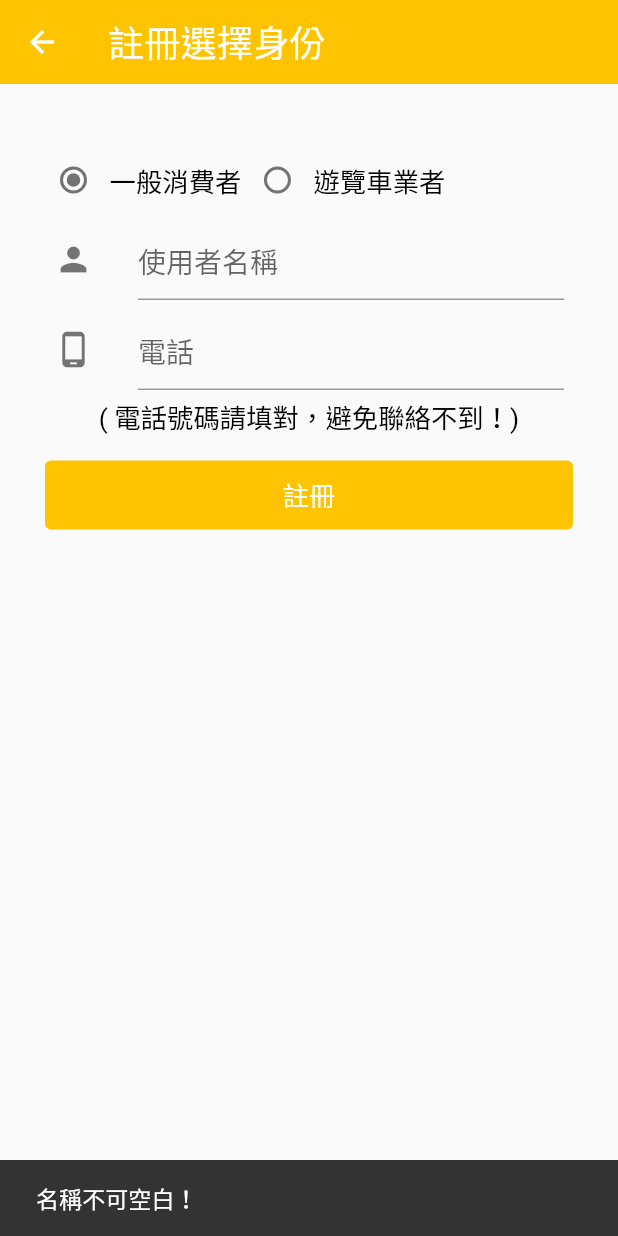
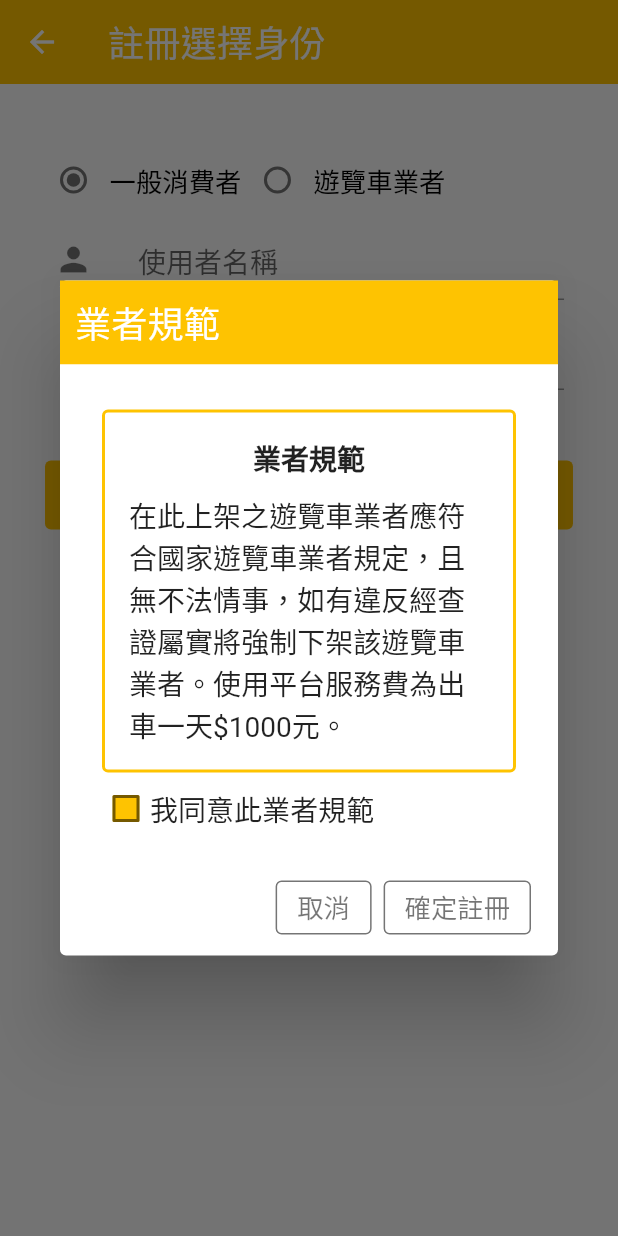
Before and after one commit to KoLichung/flutter_tour_bus_new, a Flutter app: the RegisterIdentitySocial screen opened directly with empty values, after a tap on "註冊", on a phone screen of 412 x 824 dp. Run offline on Flutter 3.47's test engine with Material 2 defaults, Android fonts, the light colour scheme and no system bars; our stand-ins replace carousel_slider, device_info_plus, firebase_core, firebase_messaging, flutter_local_notifications, font_awesome_flutter and 2 more; missing offline and left inert: flutter_line_sdk, syncfusion_flutter_core; accounts and stored records are empty.

Commit message:
add owner register dialog

```diff
--- a/lib/pages/member/member_page.dart
+++ b/lib/pages/member/member_page.dart
@@ -175,7 +175,7 @@ class _MemberPageState extends State<MemberPage> {
                   ),
                   const Align(alignment:Alignment.centerLeft,child: Padding(
                     padding: EdgeInsets.symmetric(horizontal: 30.0,vertical: 10),
-                    child: Text('業者功能：'),
+                    child: Text('業者功能：\n在此上架之遊覽車業者應符合國家遊覽車業者規定，且無不法情事，如有違反經查證屬實將強制下架該遊覽車業者。使用平台服務費為出車一天 \$1000元。'),
                   )),
                   const Divider(
                     color: Color(0xffe5e5e5),
--- /dev/null
+++ b/lib/pages/member/register/register_identity_owner_dialog.dart
@@ -0,0 +1,103 @@
+import 'package:flutter/material.dart';
+import 'package:flutter/widgets.dart';
+import 'package:flutter_tour_bus_new/color.dart';
+
+
+
+class RegisterIdentityOwnerDialog extends StatefulWidget {
+
+  @override
+  _RegisterIdentityOwnerDialogState createState() => new _RegisterIdentityOwnerDialogState();
+}
+
+class _RegisterIdentityOwnerDialogState extends State<RegisterIdentityOwnerDialog> {
+
+  bool isOwnerAgreementChecked = false;
+  bool isWarningVisible = false;
+
+
+  @override
+  Widget build(BuildContext context) {
+    return AlertDialog(
+      titlePadding: const EdgeInsets.all(0),
+      title: Container(
+        width: 300,
+        padding: const EdgeInsets.all(10),
+        color: AppColor.yellow,
+        child: const Text(
+          '業者規範',
+          style: TextStyle(color: Colors.white),
+        ),
+      ),
+      contentPadding: const EdgeInsets.all(0),
+      content: Container(
+        color: Colors.white,
+        padding: const EdgeInsets.fromLTRB(28,30,28,10),
+        child: Column(
+          // crossAxisAlignment: CrossAxisAlignment.start,
+          mainAxisSize: MainAxisSize.min,
+          children: [
+            Container(
+              padding: EdgeInsets.all(16),
+              decoration: BoxDecoration(
+              border: Border.all(
+                color: AppColor.yellow,
+                width: 2,
+              ),
+              borderRadius: BorderRadius.circular(4),),
+              child: Column(
+                children: const [
+                  Text('業者規範', style: TextStyle(fontWeight: FontWeight.bold),),
+                  SizedBox(height: 10,),
+                  Text('在此上架之遊覽車業者應符合國家遊覽車業者規定，且無不法情事，如有違反經查證屬實將強制下架該遊覽車業者。使用平台服務費為出車一天\$1000元。'),
+                ],
+            ),),
+            Row(
+              children: [
+              Checkbox(
+                  visualDensity: const VisualDensity(
+                    horizontal: VisualDensity.minimumDensity,
+                  ),
+                  value: isOwnerAgreementChecked,
+                  onChanged: (bool? value){
+                    setState(() {
+                      isOwnerAgreementChecked = value!;
+                      isWarningVisible = false;
+                    });
+                  }),
+              const Text('我同意此業者規範'),
+            ],),
+            Visibility(
+              visible: isWarningVisible,
+                child: const Text('您尚未同意業者規範!',style: TextStyle(color: Colors.red),))
+        ],),
+        ),
+      // backgroundColor: AppColor.yellow,
+      actions: <Widget>[
+        OutlinedButton(
+            style: OutlinedButton.styleFrom(side: const BorderSide(color: AppColor.grey)),
+            onPressed: () {
+              Navigator.of(context).pop();
+            },
+            child: const Text('取消', style: TextStyle(color: AppColor.grey))),
+        Padding(
+          padding: const EdgeInsets.only(right: 10.0),
+          child: OutlinedButton(
+              style: OutlinedButton.styleFrom(side: const BorderSide(color: AppColor.grey)),
+              onPressed: () {
+                String text = 'confirmRegister';
+                if(isOwnerAgreementChecked == false){
+                  setState(() {
+                    isWarningVisible = true;
+                  });
+                } else {
+                  Navigator.pop(context,text);
+                  print(text);
+                }
+              },
+              child: const Text('確定註冊', style: TextStyle(color: AppColor.grey))),
+        )
+      ],
+    );
+  }
+}
--- a/lib/pages/member/register/register_identity_social.dart
+++ b/lib/pages/member/register/register_identity_social.dart
@@ -1,5 +1,6 @@
 import 'dart:convert';
 import 'dart:io';
+import 'package:flutter_tour_bus_new/pages/member/register/register_identity_owner_dialog.dart';
 
 import 'package:flutter_tour_bus_new/color.dart';
 import 'package:flutter_tour_bus_new/widgets/custom_elevated_button.dart';
@@ -86,44 +87,49 @@ class _RegisterIdentitySocialState extends State<RegisterIdentitySocial> {
                 color: AppColor.yellow,
                 onPressed: (){
 
+                  showDialog(
+                      context: context,
+                      builder: (_){
+                        return RegisterIdentityOwnerDialog();});
 
-                    if(_userIdentity == UserIdentity.passenger){
-                      if(userNameController.text ==''){
-                        ScaffoldMessenger.of(context).showSnackBar(const SnackBar(content: Text("名稱不可空白！"),));
-                      }else{
-                        User user = User(name: userNameController.text, phone: userPhoneTextController.text);
-                        _postCreateUser(user, widget.lineId, false);
-                        isLoading = true;
-                        setState(() {});
-                      }
-                    }else if(_userIdentity == UserIdentity.driver){
-                      if(isOwnerAgreementChecked){
-                        if(userNameController.text == '' || companyTextController.text == '' ||
-                            companyAddressTextController.text == '' || vehicalLicenceTextController.text == '' || vehicalOwnerTextController.text == ''){
-                          ScaffoldMessenger.of(context).showSnackBar(const SnackBar(content: Text("業者各項資料不可空白！"),));
-                        }else if(licenseImage == null){
-                          ScaffoldMessenger.of(context).showSnackBar(const SnackBar(content: Text("需上傳行照照片！"),));
-                        }else if(driverlicenseImage == null){
-                          ScaffoldMessenger.of(context).showSnackBar(const SnackBar(content: Text("需上傳車主駕照照片！"),));
-                        }else{
-                          User user = User(
-                              name: userNameController.text,
-                              phone: userPhoneTextController.text,
-                              company: companyTextController.text,
-                              address: companyAddressTextController.text,
-                              vehicalLicence: vehicalLicenceTextController.text,
-                              vehicalOwner: vehicalOwnerTextController.text,
-                              // vehicalEngineNumber: vehicalEngineNumberTextController.text,
-                              // vehicalBodyNumber: vehicalBodyNumberTextController.text
-                          );
-                          _postCreateUser(user, widget.lineId, true);
-                          isLoading = true;
-                          setState(() {});
-                        }
-                      } else {
-                        ScaffoldMessenger.of(context).showSnackBar(const SnackBar(content: Text("您尚未同意瀏覽車業者規範！"),));
-                      }
-                    }
+
+                    // if(_userIdentity == UserIdentity.passenger){
+                    //   if(userNameController.text ==''){
+                    //     ScaffoldMessenger.of(context).showSnackBar(const SnackBar(content: Text("名稱不可空白！"),));
+                    //   }else{
+                    //     User user = User(name: userNameController.text, phone: userPhoneTextController.text);
+                    //     _postCreateUser(user, widget.lineId, false);
+                    //     isLoading = true;
+                    //     setState(() {});
+                    //   }
+                    // }else if(_userIdentity == UserIdentity.driver){
+                    //   if(isOwnerAgreementChecked){
+                    //     if(userNameController.text == '' || companyTextController.text == '' ||
+                    //         companyAddressTextController.text == '' || vehicalLicenceTextController.text == '' || vehicalOwnerTextController.text == ''){
+                    //       ScaffoldMessenger.of(context).showSnackBar(const SnackBar(content: Text("業者各項資料不可空白！"),));
+                    //     }else if(licenseImage == null){
+                    //       ScaffoldMessenger.of(context).showSnackBar(const SnackBar(content: Text("需上傳行照照片！"),));
+                    //     }else if(driverlicenseImage == null){
+                    //       ScaffoldMessenger.of(context).showSnackBar(const SnackBar(content: Text("需上傳車主駕照照片！"),));
+                    //     }else{
+                    //       User user = User(
+                    //           name: userNameController.text,
+                    //           phone: userPhoneTextController.text,
+                    //           company: companyTextController.text,
+                    //           address: companyAddressTextController.text,
+                    //           vehicalLicence: vehicalLicenceTextController.text,
+                    //           vehicalOwner: vehicalOwnerTextController.text,
+                    //           // vehicalEngineNumber: vehicalEngineNumberTextController.text,
+                    //           // vehicalBodyNumber: vehicalBodyNumberTextController.text
+                    //       );
+                    //       _postCreateUser(user, widget.lineId, true);
+                    //       isLoading = true;
+                    //       setState(() {});
+                    //     }
+                    //   } else {
+                    //     ScaffoldMessenger.of(context).showSnackBar(const SnackBar(content: Text("您尚未同意瀏覽車業者規範！"),));
+                    //   }
+                    // }
                 },
               ),
               const SizedBox(height: 20,),
@@ -179,21 +185,21 @@ class _RegisterIdentitySocialState extends State<RegisterIdentitySocial> {
                     alignment:Alignment.centerLeft,
                     child: Text('* 業者資訊')),
               ),
-              Row(children: [
-                Checkbox(
-                    visualDensity: const VisualDensity(
-                      horizontal: VisualDensity.minimumDensity,
-                    ),
-                    value: isOwnerAgreementChecked,
-                    onChanged: (bool? value){
-                      setState(() {
-                        isOwnerAgreementChecked = value!;
-                      });
-                    }),
-                const Text('我同意下列遊覽車業者規範：')
-              ],),
-              const Text('在此上架之遊覽車業者應符合國家遊覽車業者規定，且無不法情事，如有違反經查證屬實將強制下架該遊覽車業者。使用平台服務費為出車一天\$1000元。'),
-              const SizedBox(height: 10,),
+              // Row(children: [
+              //   Checkbox(
+              //       visualDensity: const VisualDensity(
+              //         horizontal: VisualDensity.minimumDensity,
+              //       ),
+              //       value: isOwnerAgreementChecked,
+              //       onChanged: (bool? value){
+              //         setState(() {
+              //           isOwnerAgreementChecked = value!;
+              //         });
+              //       }),
+              //   const Text('我同意下列遊覽車業者規範：')
+              // ],),
+              // const Text('在此上架之遊覽車業者應符合國家遊覽車業者規定，且無不法情事，如有違反經查證屬實將強制下架該遊覽車業者。使用平台服務費為出車一天\$1000元。'),
+              // const SizedBox(height: 10,),
               Container(
                 margin: const EdgeInsets.symmetric(vertical: 10),
                 child: Row(children: [
```
Also changed, not shown: lib/pages/member/register/register_identity.dart (+56 -51 lines).
